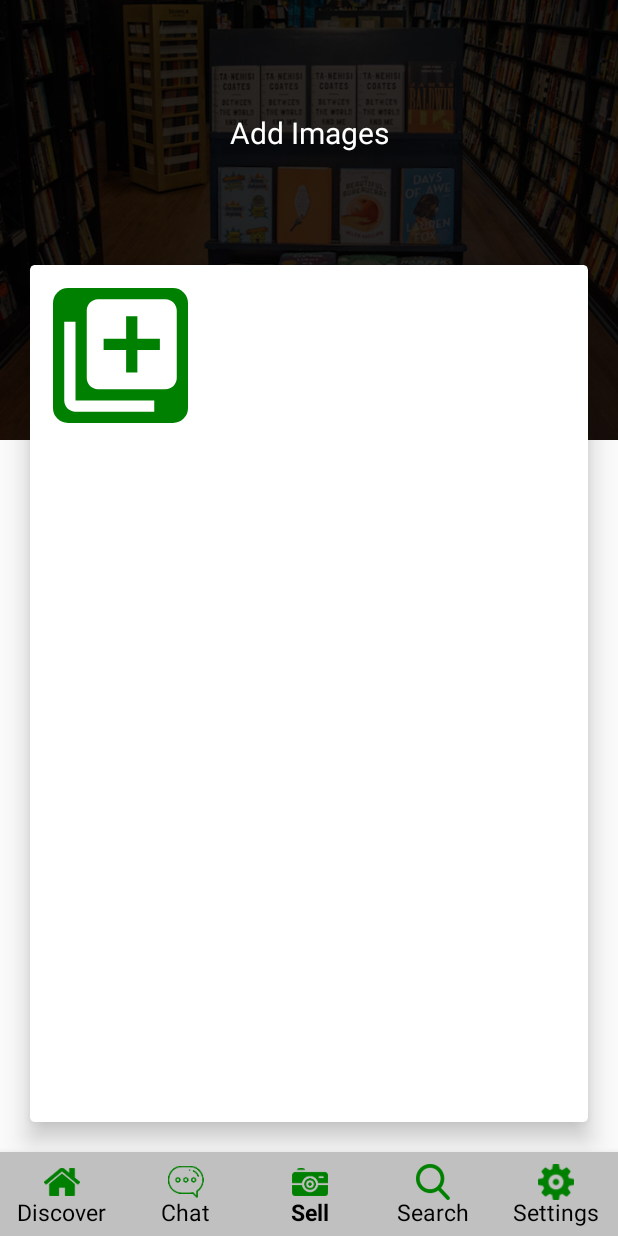
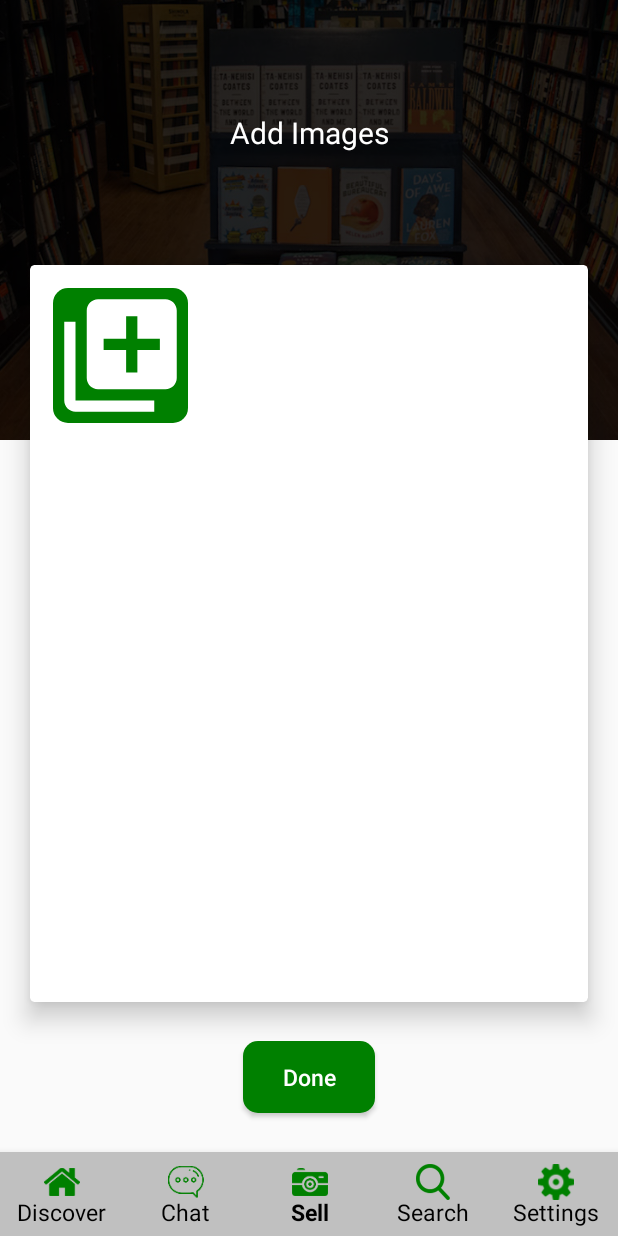
Before and after one commit to Simarjot-sk/BookHub, an Android app: the screen it shows after launch once a user with an empty profile is signed in (HomeActivity), item 3 of the bottom bar chosen, on a phone screen of 412 x 824 dp. Run offline under Robolectric (Android 15) with nearby library versions, the phone set to English and light mode, and no system bars; our stand-ins replace Firebase (no records; nobody signed in at launch, a user with empty details on screens opened directly), FlexboxLayout; libraries missing offline, so code that uses them is left out: com.hbb20, com.makeramen.roundedimageview, com.yalantis.ucrop; 3 statements that could not run were skipped.

Commit message:
added animations in image utility and added the image radio button activity

```diff
--- a/app/build.gradle
+++ b/app/build.gradle
@@ -72,8 +72,6 @@ dependencies {
     implementation 'com.google.android:flexbox:2.0.0'
 
     implementation 'com.hbb20:ccp:2.3.4'
-
-    implementation "com.subkhansarif.libs:bottomnavbarlib:1.2.0"
     implementation 'com.makeramen:roundedimageview:2.3.0'
 }
 apply plugin: 'com.google.gms.google-services'
--- a/app/src/main/AndroidManifest.xml
+++ b/app/src/main/AndroidManifest.xml
@@ -2,6 +2,7 @@
 <manifest xmlns:android="http://schemas.android.com/apk/res/android"
     xmlns:tools="http://schemas.android.com/tools"
     package="com.simarjot.bookwala">
+
     <uses-feature
         android:name="android.hardware.camera"
         android:required="true" />
@@ -24,13 +25,13 @@
         android:supportsRtl="true"
         android:theme="@style/AppTheme"
         tools:ignore="GoogleAppIndexingWarning">
+        <activity android:name=".CoverImageSelectorActivity"></activity>
         <activity
             android:name=".HomeActivity"
-            android:label="@string/title_activity_home"></activity>
+            android:label="@string/title_activity_home" />
         <activity
             android:name=".Login"
             android:screenOrientation="portrait" />
-
         <activity
             android:name=".OtpActivity"
             android:screenOrientation="portrait" />
--- a/app/src/main/java/com/simarjot/bookwala/HomeActivity.java
+++ b/app/src/main/java/com/simarjot/bookwala/HomeActivity.java
@@ -1,34 +1,38 @@
 package com.simarjot.bookwala;
 
-import android.app.Activity;
-import android.content.Intent;
-import android.net.Uri;
 import android.os.Bundle;
 import android.view.MenuItem;
-import android.view.View;
-import android.widget.Button;
-import android.widget.Toast;
 
 import androidx.annotation.NonNull;
-import androidx.annotation.Nullable;
 import androidx.appcompat.app.AppCompatActivity;
 import androidx.fragment.app.Fragment;
 
 import com.google.android.material.bottomnavigation.BottomNavigationView;
-import com.google.firebase.auth.FirebaseAuth;
 import com.simarjot.bookwala.ui.ChatFragment;
 import com.simarjot.bookwala.ui.DiscoverFragment;
 import com.simarjot.bookwala.ui.SearchFragment;
 import com.simarjot.bookwala.ui.SellFragment;
 import com.simarjot.bookwala.ui.SettingsFragment;
-import com.yalantis.ucrop.UCrop;
 
 public class HomeActivity extends AppCompatActivity implements BottomNavigationView.OnNavigationItemSelectedListener {
+    private DiscoverFragment discoverFragment;
+    private SellFragment sellFragment;
+    private SettingsFragment settingsFragment;
+    private ChatFragment chatFragment;
+    private SearchFragment searchFragment;
+
     @Override
     protected void onCreate(Bundle savedInstanceState) {
         super.onCreate(savedInstanceState);
         setContentView(R.layout.activity_home);
-        loadFragment(new SellFragment());
+
+        discoverFragment = new DiscoverFragment();
+        sellFragment = new SellFragment();
+        searchFragment = new SearchFragment();
+        settingsFragment = new SettingsFragment();
+        chatFragment = new ChatFragment();
+
+        loadFragment(sellFragment);
         BottomNavigationView navigationView = findViewById(R.id.navigation);
         navigationView.setOnNavigationItemSelectedListener(this);
     }
@@ -40,19 +44,19 @@ public class HomeActivity extends AppCompatActivity implements BottomNavigationV
 
         switch (menuItem.getItemId()){
             case R.id.discover:
-                fragment = new DiscoverFragment();
+                fragment = discoverFragment;
                 break;
             case R.id.search:
-                fragment = new SearchFragment();
+                fragment = searchFragment;
                 break;
             case R.id.settings:
-                fragment = new SettingsFragment();
+                fragment = settingsFragment;
                 break;
             case R.id.chat:
-                fragment = new ChatFragment();
+                fragment = chatFragment;
                 break;
             case R.id.sell:
-                fragment = new SellFragment();
+                fragment = sellFragment;
                 break;
         }
         return loadFragment(fragment);
--- a/app/src/main/java/com/simarjot/bookwala/ui/SellFragment.java
+++ b/app/src/main/java/com/simarjot/bookwala/ui/SellFragment.java
@@ -34,6 +34,7 @@ import com.google.firebase.storage.FirebaseStorage;
 import com.google.firebase.storage.StorageMetadata;
 import com.google.firebase.storage.StorageReference;
 import com.google.firebase.storage.UploadTask;
+import com.simarjot.bookwala.CoverImageSelectorActivity;
 import com.simarjot.bookwala.MainActivity;
 import com.simarjot.bookwala.R;
 import com.simarjot.bookwala.helpers.Helper;
@@ -42,6 +43,7 @@ import com.yalantis.ucrop.UCrop;
 
 import java.io.File;
 import java.io.IOException;
+import java.util.ArrayList;
 import java.util.Arrays;
 import java.util.Date;
 import java.util.List;
@@ -63,12 +65,21 @@ public class SellFragment extends Fragment {
     public View onCreateView(@NonNull LayoutInflater inflater, @Nullable ViewGroup container, @Nullable Bundle savedInstanceState) {
         View view = inflater.inflate(R.layout.fragment_sell_new, null);
         imageUtil = new ImageAdderUtility(getContext(), view);
-        doneButton = view.findViewById(R.id.image_upload_button);
+        doneButton = view.findViewById(R.id.done_btn);
         addBtn = view.findViewById(R.id.add_images_btn);
 
-        addBtn.setOnClickListener( v ->{
-            getImageFromCameraOrGallery();
+        doneButton.setOnClickListener( v -> {
+            ArrayList<String> imageUris = (ArrayList<String>) imageUtil.getImageUris();
+            if(imageUris.size()<1){
+                Toast.makeText(getContext(), "Please Add Images of the book", Toast.LENGTH_SHORT).show();
+                return;
+            }
+            Intent intent = new Intent(getContext(), CoverImageSelectorActivity.class);
+            intent.putStringArrayListExtra("imageUris", imageUris);
+            getActivity().startActivity(intent);
+
         });
+        addBtn.setOnClickListener( v -> getImageFromCameraOrGallery() );
         return view;
     }
 
@@ -126,8 +137,11 @@ public class SellFragment extends Fragment {
                     break;
             }
         }else{
-            Throwable th = UCrop.getError(data);
-            Log.d(MainActivity.TAG, "error occured while statiring activity for result " + requestCode, th);
+            if(data!=null){
+                Throwable th = UCrop.getError(data);
+                Log.d(MainActivity.TAG, "error occured while statiring activity for result " + requestCode, th);
+            }
+            Log.d("nerd", "result code not ok");
         }
     }
 
--- /dev/null
+++ b/app/src/main/res/drawable/ic_cancel_red_24dp.xml
@@ -0,0 +1,5 @@
+<vector android:height="24dp" android:tint="#FF0F07"
+    android:viewportHeight="24.0" android:viewportWidth="24.0"
+    android:width="24dp" xmlns:android="http://schemas.android.com/apk/res/android">
+    <path android:fillColor="#FF000000" android:pathData="M12,2C6.47,2 2,6.47 2,12s4.47,10 10,10 10,-4.47 10,-10S17.53,2 12,2zM17,15.59L15.59,17 12,13.41 8.41,17 7,15.59 10.59,12 7,8.41 8.41,7 12,10.59 15.59,7 17,8.41 13.41,12 17,15.59z"/>
+</vector>
--- /dev/null
+++ b/app/src/main/res/drawable/ic_check_green_30dp.xml
@@ -0,0 +1,5 @@
+<vector android:height="30dp" android:tint="#00C700"
+    android:viewportHeight="24.0" android:viewportWidth="24.0"
+    android:width="30dp" xmlns:android="http://schemas.android.com/apk/res/android">
+    <path android:fillColor="#FF000000" android:pathData="M9,16.17L4.83,12l-1.42,1.41L9,19 21,7l-1.41,-1.41z"/>
+</vector>
--- a/app/src/main/res/layout/fragment_sell_new.xml
+++ b/app/src/main/res/layout/fragment_sell_new.xml
@@ -46,10 +46,9 @@
         android:layout_height="00dp"
         android:layout_marginStart="20dp"
         android:layout_marginEnd="20dp"
-        android:layout_marginBottom="20dp"
         app:cardCornerRadius="3dp"
         app:cardElevation="10dp"
-        app:layout_constraintBottom_toBottomOf="parent"
+        app:layout_constraintBottom_toTopOf="@+id/imagebar_guide_down"
         app:layout_constraintEnd_toEndOf="parent"
         app:layout_constraintStart_toStartOf="parent"
         app:layout_constraintTop_toTopOf="@+id/imagebar_guide_up">
@@ -59,6 +58,7 @@
             android:id="@+id/flex_box_layout"
             android:layout_width="match_parent"
             android:layout_height="match_parent"
+            android:animateLayoutChanges="true"
             android:padding="15dp"
             app:flexWrap="wrap"
             app:justifyContent="flex_start">
@@ -67,7 +67,7 @@
                 android:id="@+id/add_images_btn"
                 android:layout_width="90dp"
                 android:layout_height="90dp"
-                android:layout_marginBottom="10dp"
+                android:layout_marginBottom="8dp"
                 android:background="@drawable/rounded_button"
                 android:scaleType="fitCenter"
                 android:src="@drawable/ic_add_to_photos_white_24dp" />
@@ -77,4 +77,18 @@
 
     </androidx.cardview.widget.CardView>
 
+    <Button
+        android:id="@+id/done_btn"
+        android:layout_width="wrap_content"
+        android:layout_height="wrap_content"
+        android:text="@string/done"
+        android:elevation="10dp"
+        android:background="@drawable/rounded_button"
+        android:textColor="@color/white"
+        android:textAllCaps="false"
+        app:layout_constraintBottom_toBottomOf="parent"
+        app:layout_constraintEnd_toEndOf="parent"
+        app:layout_constraintStart_toStartOf="parent"
+        app:layout_constraintTop_toTopOf="@+id/imagebar_guide_down" />
+
 </androidx.constraintlayout.widget.ConstraintLayout>
--- a/app/src/main/res/values/strings.xml
+++ b/app/src/main/res/values/strings.xml
@@ -8,7 +8,6 @@
     <string name="title_home">Home</string>
     <string name="title_dashboard">Dashboard</string>
     <string name="title_notifications">Notifications</string>
-
-    <!-- TODO: Remove or change this placeholder text -->
-    <string name="hello_blank_fragment">Hello blank fragment</string>
+    <string name="done">Done</string>
+    <string name="select_cover_image">Select Front Cover Image of Book</string>
 </resources>
```
Also changed, not shown: app/src/main/java/com/simarjot/bookwala/CoverImageSelectorActivity.java (added, +63 -0 lines), app/src/main/java/com/simarjot/bookwala/helpers/ImageAdderUtility.java (+33 -55 lines), app/src/main/res/drawable/radio_overlay.xml (added, +15 -0 lines), app/src/main/res/layout/activity_cover_image_selector.xml (added, +83 -0 lines), app/src/main/res/layout/image_minus_layout.xml (added, +34 -0 lines), app/src/main/res/layout/image_selection_layout.xml (added, +39 -0 lines), build.gradle (+1 -6 lines), app/src/main/res/drawable/cross_red.png (added), app/src/main/res/drawable/minus_square.png (added).
